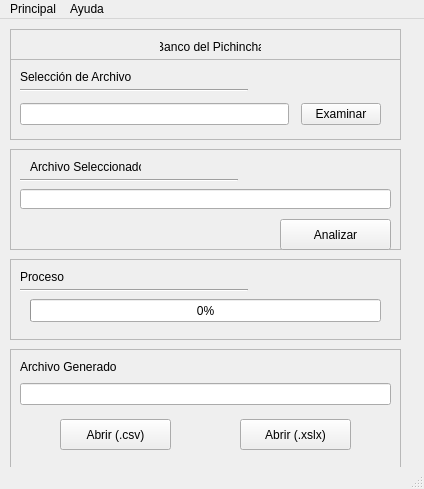
First picture: the form in project/pichincha.ui, repository FreakJazz/PYQT-Interface-gen-access-DataBase, before the edit.
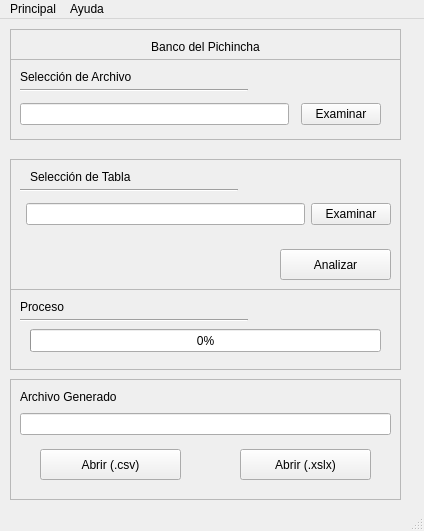
Second picture: the form after the edit.

Diff of the .ui file:
```diff
--- a/project/pichincha.ui
+++ b/project/pichincha.ui
@@ -7,7 +7,7 @@
     <x>0</x>
     <y>0</y>
     <width>424</width>
-    <height>489</height>
+    <height>531</height>
    </rect>
   </property>
   <property name="windowTitle">
@@ -34,7 +34,7 @@
       <rect>
        <x>10</x>
        <y>10</y>
-       <width>131</width>
+       <width>181</width>
        <height>16</height>
       </rect>
      </property>
@@ -102,9 +102,9 @@
     <property name="geometry">
      <rect>
       <x>10</x>
-      <y>130</y>
+      <y>140</y>
       <width>391</width>
-      <height>101</height>
+      <height>131</height>
      </rect>
     </property>
     <property name="frameShape">
@@ -118,12 +118,12 @@
       <rect>
        <x>20</x>
        <y>10</y>
-       <width>111</width>
+       <width>201</width>
        <height>16</height>
       </rect>
      </property>
      <property name="text">
-      <string>Archivo Seleccionado</string>
+      <string>Selección de Tabla</string>
      </property>
     </widget>
     <widget class="Line" name="line_4">
@@ -152,21 +152,11 @@
       <enum>Qt::Horizontal</enum>
      </property>
     </widget>
-    <widget class="QLineEdit" name="archivo">
-     <property name="geometry">
-      <rect>
-       <x>10</x>
-       <y>40</y>
-       <width>371</width>
-       <height>20</height>
-      </rect>
-     </property>
-    </widget>
     <widget class="QPushButton" name="analizar">
      <property name="geometry">
       <rect>
        <x>270</x>
-       <y>70</y>
+       <y>90</y>
        <width>111</width>
        <height>31</height>
       </rect>
@@ -175,12 +165,41 @@
       <string>Analizar</string>
      </property>
     </widget>
+    <widget class="QWidget" name="horizontalLayoutWidget_3">
+     <property name="geometry">
+      <rect>
+       <x>10</x>
+       <y>40</y>
+       <width>371</width>
+       <height>31</height>
+      </rect>
+     </property>
+     <layout class="QHBoxLayout" name="horizontalLayout_3">
+      <item>
+       <widget class="Line" name="line_8">
+        <property name="orientation">
+         <enum>Qt::Horizontal</enum>
+        </property>
+       </widget>
+      </item>
+      <item>
+       <widget class="QLineEdit" name="archivo"/>
+      </item>
+      <item>
+       <widget class="QPushButton" name="examinar_2">
+        <property name="text">
+         <string>Examinar</string>
+        </property>
+       </widget>
+      </item>
+     </layout>
+    </widget>
    </widget>
    <widget class="QFrame" name="frame_3">
     <property name="geometry">
      <rect>
       <x>10</x>
-      <y>240</y>
+      <y>270</y>
       <width>391</width>
       <height>81</height>
      </rect>
@@ -196,7 +215,7 @@
       <rect>
        <x>10</x>
        <y>10</y>
-       <width>51</width>
+       <width>171</width>
        <height>16</height>
       </rect>
      </property>
@@ -248,7 +267,7 @@
     <property name="geometry">
      <rect>
       <x>10</x>
-      <y>330</y>
+      <y>360</y>
       <width>391</width>
       <height>121</height>
      </rect>
@@ -264,7 +283,7 @@
       <rect>
        <x>10</x>
        <y>10</y>
-       <width>101</width>
+       <width>211</width>
        <height>16</height>
       </rect>
      </property>
@@ -290,9 +309,9 @@
     <widget class="QPushButton" name="abrir_csv">
      <property name="geometry">
       <rect>
-       <x>50</x>
+       <x>30</x>
        <y>70</y>
-       <width>111</width>
+       <width>141</width>
        <height>31</height>
       </rect>
      </property>
@@ -305,7 +324,7 @@
       <rect>
        <x>230</x>
        <y>70</y>
-       <width>111</width>
+       <width>131</width>
        <height>31</height>
       </rect>
      </property>
@@ -332,9 +351,9 @@
     <widget class="QLabel" name="type_file">
      <property name="geometry">
       <rect>
-       <x>150</x>
+       <x>120</x>
        <y>10</y>
-       <width>101</width>
+       <width>151</width>
        <height>16</height>
       </rect>
      </property>
```
Left out of the diff: 13 changed lines with no effect on the pictures.
